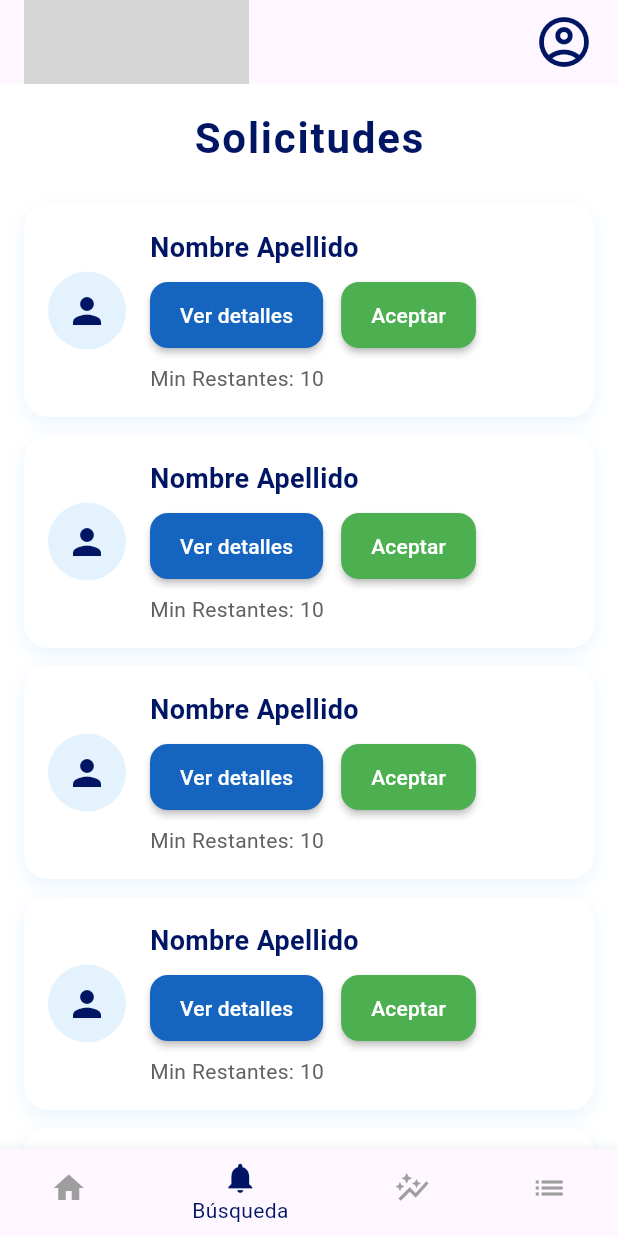
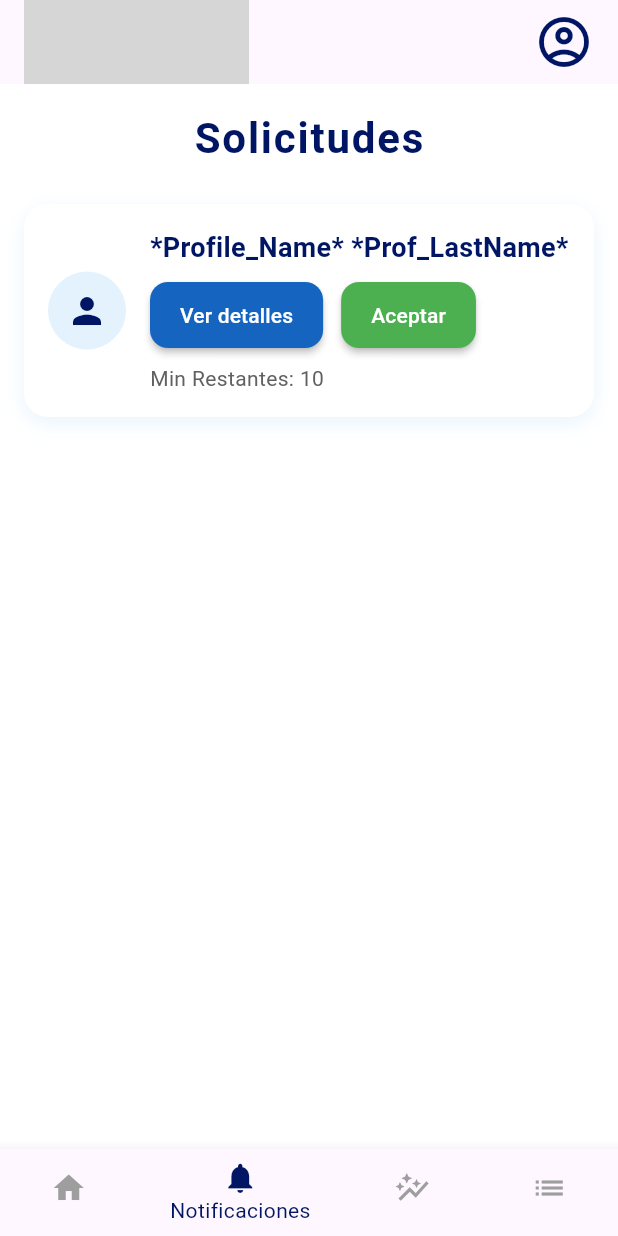
Before and after one commit to VictoriaGarciav/en_tu_puerta_front, a Flutter app: the MyHomePageProvider screen opened directly, item 2 of the bottom bar chosen, on a phone screen of 412 x 824 dp. Run offline on Flutter 3.47's test engine with Material 3 defaults, Android fonts, the phone set to English and light mode, and no system bars; network calls fail; grey boxes are pictures that could not be loaded.

```diff
--- a/en_tu_puerta_front/lib/main.dart
+++ b/en_tu_puerta_front/lib/main.dart
@@ -259,11 +259,11 @@ class _MyHomePageProviderState extends State<MyHomePageProvider> {
           ),
           BottomNavigationBarItem(
             icon: Icon(Icons.notifications),
-            label: 'Búsqueda',
+            label: 'Notificaciones',
           ),
           BottomNavigationBarItem(
             icon: Icon(Icons.auto_graph_outlined),
-            label: 'Notificaciones',
+            label: 'Metricas',
           ),
           BottomNavigationBarItem(
             icon: Icon(Icons.list),
--- a/en_tu_puerta_front/lib/widget_provider_home.dart
+++ b/en_tu_puerta_front/lib/widget_provider_home.dart
@@ -77,7 +77,6 @@ class WidgetProviderHome extends StatelessWidget {
                 _buildServiceCard('Arreglo de computadoras', Icons.computer),
                 _buildServiceCard('Actualizacion de computadoras', Icons.compare),
                 _buildServiceCard('Mejoras de componentes', Icons.build),
-                _buildServiceCard('Manicura de Ares', Icons.brush),
               ],
             ),
             const SizedBox(height: 32),
--- a/en_tu_puerta_front/lib/widget_provider_notifications.dart
+++ b/en_tu_puerta_front/lib/widget_provider_notifications.dart
@@ -30,7 +30,7 @@ class WidgetProviderNotifications extends StatelessWidget {
           Expanded(
             child: ListView.separated(
               padding: const EdgeInsets.symmetric(horizontal: 16, vertical: 8),
-              itemCount: 5,
+              itemCount: 1,
               separatorBuilder: (context, index) => const SizedBox(height: 12),
               itemBuilder: (context, index) {
                 return MouseRegion(
@@ -72,7 +72,7 @@ class WidgetProviderNotifications extends StatelessWidget {
                               crossAxisAlignment: CrossAxisAlignment.start,
                               children: [
                                 Text(
-                                  'Nombre Apellido',
+                                  '*Profile_Name* *Prof_LastName*',
                                   style: TextStyle(
                                     fontSize: 18,
                                     fontWeight: FontWeight.w600,
```
